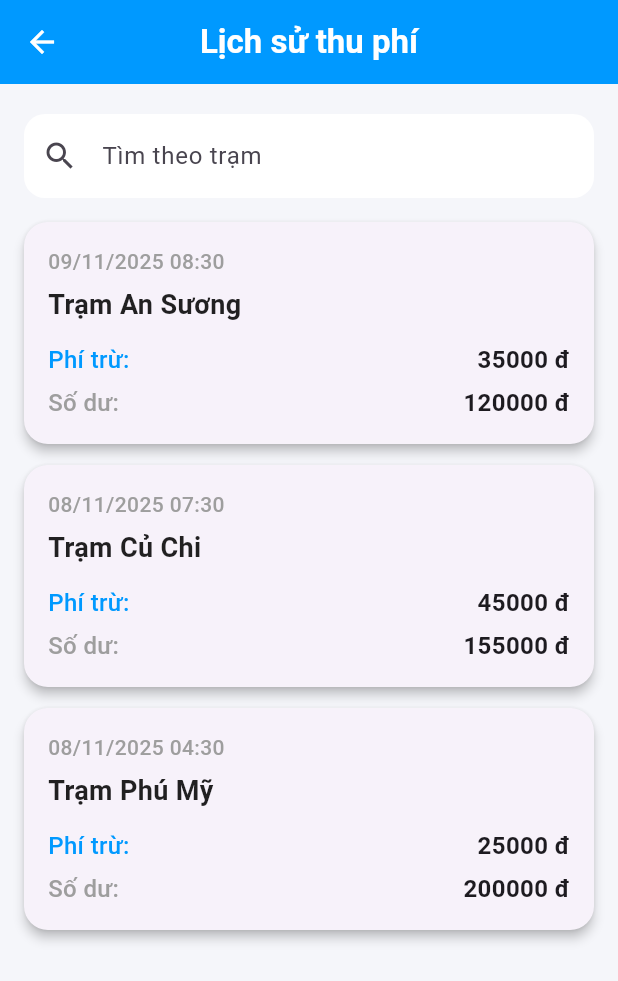
After one commit to VoDuyBao-dev/ETC-Simulation-System-Mobile-Frontend, a Flutter app: the HistoryScreen screen opened directly, on a phone screen of 412 x 824 dp. The commit adds this screen. Shown: the top 981 px of the screen. Run offline on Flutter 3.47's test engine with Material 3 defaults, Android fonts, the phone set to English and light mode, and no system bars; our stand-ins replace image_picker.

Commit message:
cap nhạt giao dien xem lich su

```diff
--- /dev/null
+++ b/lib/screens/history_screen.dart
@@ -0,0 +1,152 @@
+import 'package:flutter/material.dart';
+import 'package:intl/intl.dart';
+
+class HistoryScreen extends StatefulWidget {
+  const HistoryScreen({super.key});
+
+  @override
+  State<HistoryScreen> createState() => _HistoryScreenState();
+}
+
+class _HistoryScreenState extends State<HistoryScreen> {
+  final Color primaryColor = const Color(0xFF0099FF);
+  final Color secondaryColor = const Color(0xFF00CC99);
+
+  // Dữ liệu mẫu
+  final List<Map<String, dynamic>> transactions = [
+    {
+      'time': DateTime.now().subtract(const Duration(hours: 2)),
+      'station': 'Trạm An Sương',
+      'fee': 35000,
+      'balance': 120000,
+    },
+    {
+      'time': DateTime.now().subtract(const Duration(days: 1, hours: 3)),
+      'station': 'Trạm Củ Chi',
+      'fee': 45000,
+      'balance': 155000,
+    },
+    {
+      'time': DateTime.now().subtract(const Duration(days: 1, hours: 6)),
+      'station': 'Trạm Phú Mỹ',
+      'fee': 25000,
+      'balance': 200000,
+    },
+  ];
+
+  String searchText = '';
+
+  @override
+  Widget build(BuildContext context) {
+    final filteredTransactions = transactions.where((tx) {
+      final station = tx['station'].toString().toLowerCase();
+      final search = searchText.toLowerCase();
+      return station.contains(search);
+    }).toList();
+
+    return Scaffold(
+      backgroundColor: const Color(0xFFF5F6FA),
+      appBar: AppBar(
+        title: const Text(
+          "Lịch sử thu phí",
+          style: TextStyle(fontWeight: FontWeight.bold),
+        ),
+        backgroundColor: primaryColor,
+        foregroundColor: Colors.white,
+        centerTitle: true,
+      ),
+      body: Column(
+        children: [
+          const SizedBox(height: 12),
+
+          // Tìm kiếm
+          Padding(
+            padding: const EdgeInsets.symmetric(horizontal: 16, vertical: 8),
+            child: TextField(
+              decoration: InputDecoration(
+                hintText: "Tìm theo trạm",
+                prefixIcon: const Icon(Icons.search),
+                filled: true,
+                fillColor: Colors.white,
+                border: OutlineInputBorder(
+                    borderRadius: BorderRadius.circular(14),
+                    borderSide: BorderSide.none),
+              ),
+              onChanged: (val) {
+                setState(() {
+                  searchText = val;
+                });
+              },
+            ),
+          ),
+
+          const SizedBox(height: 8),
+
+          // List giao dịch
+          Expanded(
+            child: filteredTransactions.isEmpty
+                ? const Center(child: Text("Không có giao dịch nào"))
+                : ListView.builder(
+              padding: const EdgeInsets.symmetric(horizontal: 16),
+              itemCount: filteredTransactions.length,
+              itemBuilder: (context, index) {
+                final tx = filteredTransactions[index];
+                return _transactionCard(tx);
+              },
+            ),
+          ),
+        ],
+      ),
+    );
+  }
+
+  Widget _transactionCard(Map<String, dynamic> tx) {
+    final formattedTime = DateFormat('dd/MM/yyyy HH:mm').format(tx['time']);
+    return Card(
+      elevation: 3,
+      margin: const EdgeInsets.only(bottom: 14),
+      shape: RoundedRectangleBorder(borderRadius: BorderRadius.circular(16)),
+      child: Container(
+        padding: const EdgeInsets.all(16),
+        child: Column(
+          crossAxisAlignment: CrossAxisAlignment.start,
+          children: [
+            Text(formattedTime,
+                style: const TextStyle(
+                    fontSize: 14, color: Colors.grey, fontWeight: FontWeight.w500)),
+            const SizedBox(height: 6),
+            Text(tx['station'],
+                style: const TextStyle(
+                    fontSize: 18, fontWeight: FontWeight.bold, color: Colors.black87)),
+            const SizedBox(height: 12),
+            Row(
+              mainAxisAlignment: MainAxisAlignment.spaceBetween,
+              children: [
+                Text("Phí trừ:",
+                    style: TextStyle(
+                        fontSize: 16,
+                        fontWeight: FontWeight.w500,
+                        color: primaryColor)),
+                Text("${tx['fee'].toString()} đ",
+                    style: const TextStyle(
+                        fontSize: 16, fontWeight: FontWeight.bold)),
+              ],
+            ),
+            const SizedBox(height: 6),
+            Row(
+              mainAxisAlignment: MainAxisAlignment.spaceBetween,
+              children: [
+                const Text("Số dư:",
+                    style:
+                    TextStyle(fontSize: 16, fontWeight: FontWeight.w500, color: Colors.grey)),
+                Text("${tx['balance'].toString()} đ",
+                    style: const TextStyle(
+                        fontSize: 16, fontWeight: FontWeight.bold)),
+              ],
+            ),
+          ],
+        ),
+      ),
+    );
+  }
+}
--- a/lib/screens/home_logged_screen.dart
+++ b/lib/screens/home_logged_screen.dart
@@ -1,9 +1,11 @@
 import 'package:flutter/material.dart';
+import 'package:smarttoll_app/screens/history_screen.dart';
 import 'package:smarttoll_app/screens/recharge_screen.dart';
 import 'package:smarttoll_app/screens/vehicle_screen.dart';
 import 'profile_screen.dart';
 import 'recharge_screen.dart';
 import 'vehicle_screen.dart';
+import 'history_screen.dart';
 
 class HomeLoggedScreen extends StatefulWidget {
   final Map<String, dynamic> userData;
@@ -168,8 +170,12 @@ class _HomeLoggedScreenState extends State<HomeLoggedScreen> {
                   MaterialPageRoute(builder: (_) => const VehicleScreen()),
                 ),
               ),
-              _menuItem(Icons.history_rounded, "Lịch sử thu phí", "Giao dịch gần đây"),
-
+              _menuItem(Icons.history_rounded, "Lịch sử thu phí", "Giao dịch gần đây",
+                onTap: () => Navigator.push(
+                context,
+                MaterialPageRoute(builder: (_) => const HistoryScreen()),
+                ),
+              ),
               _menuItem(Icons.card_giftcard_rounded, "Khuyến mãi", "Ưu đãi hấp dẫn"),
               _menuItem(Icons.support_agent_rounded, "Hỗ trợ", "Chat nhân viên"),
               _menuItem(Icons.account_balance_rounded, "Liên kết ngân hàng", ""),
--- a/pubspec.yaml
+++ b/pubspec.yaml
@@ -31,6 +31,7 @@ dependencies:
 
   #  Giao diện dễ đẹp hơn (tùy chọn)
   fluttertoast: ^8.2.6
+  intl: ^0.18.1
 
 dev_dependencies:
   flutter_test:
```
Also changed, not shown: pubspec.lock.
